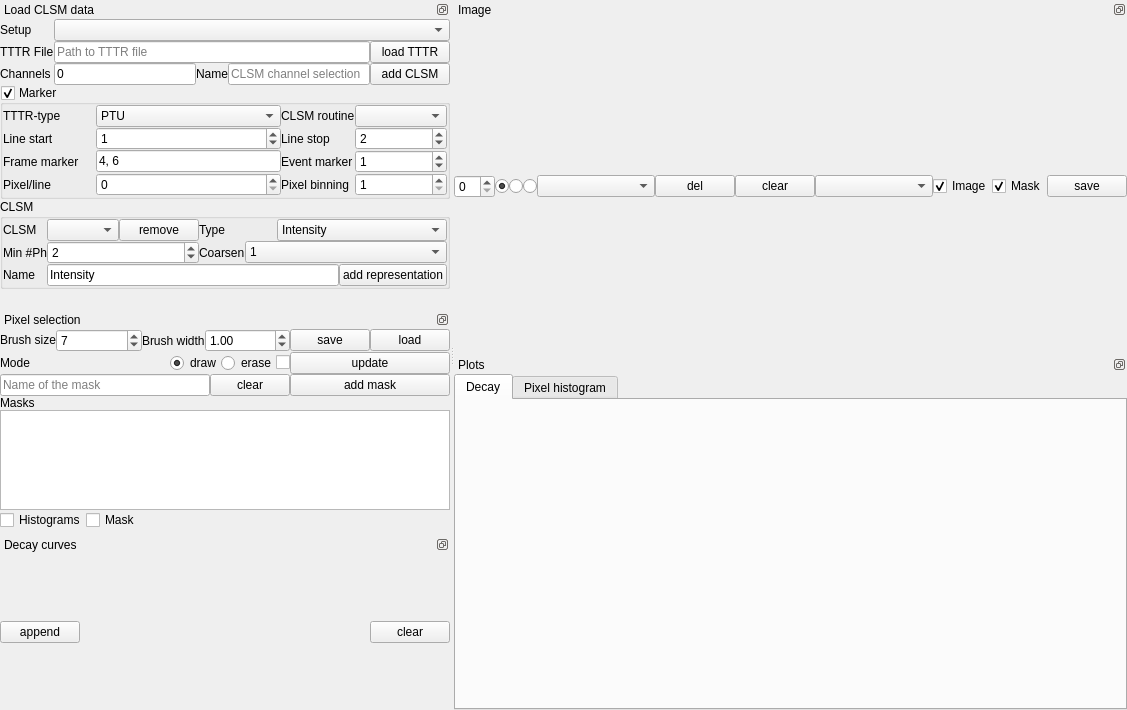
Fluorescence-Tools/chisurf, file chisurf/tools/tttr/clsm_pixel_select.ui: the form before one commit.
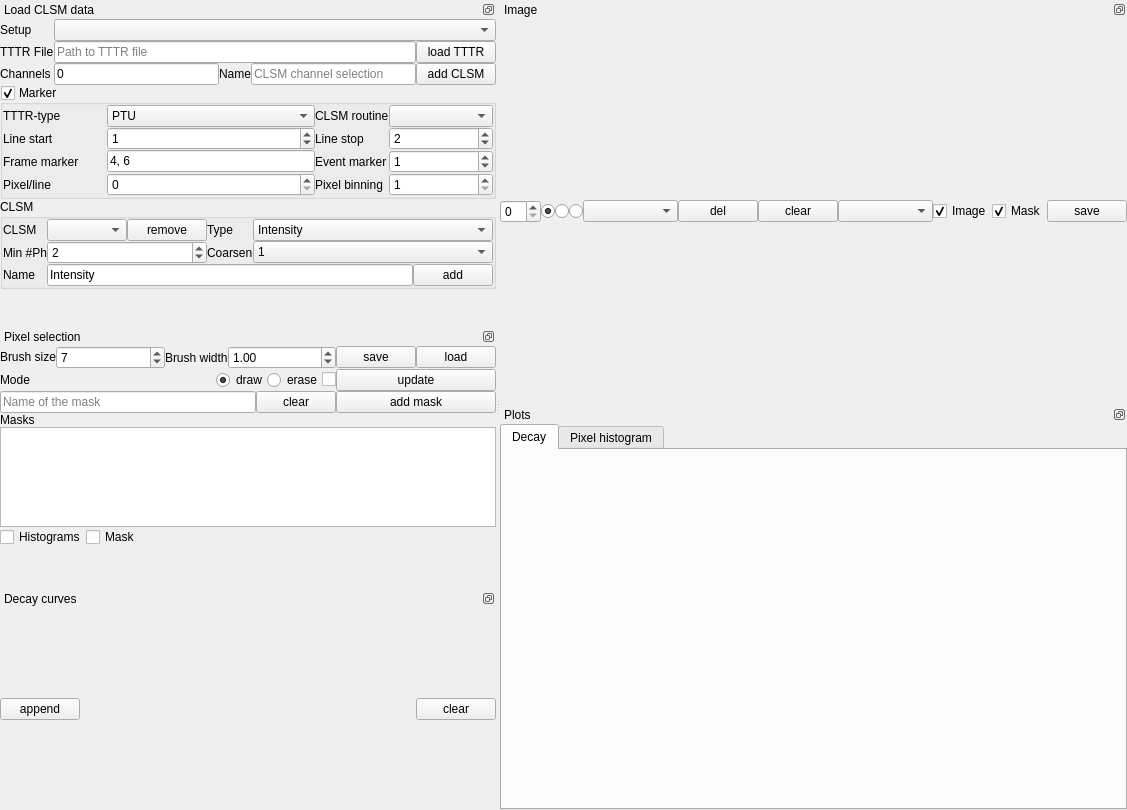
The form after the commit.

What changed in the file:
```diff
--- a/chisurf/tools/tttr/clsm_pixel_select.ui
+++ b/chisurf/tools/tttr/clsm_pixel_select.ui
@@ -7,7 +7,7 @@
     <x>0</x>
     <y>0</y>
     <width>1127</width>
-    <height>710</height>
+    <height>810</height>
    </rect>
   </property>
   <property name="sizePolicy">
@@ -88,8 +88,8 @@
          </property>
          <property name="minimumSize">
           <size>
-           <width>0</width>
-           <height>0</height>
+           <width>495</width>
+           <height>327</height>
           </size>
          </property>
          <property name="floating">
@@ -579,7 +579,7 @@
               <item row="0" column="3">
                <widget class="QLabel" name="label_12">
                 <property name="sizePolicy">
-                 <sizepolicy hsizetype="Minimum" vsizetype="Preferred">
+                 <sizepolicy hsizetype="Fixed" vsizetype="Preferred">
                   <horstretch>0</horstretch>
                   <verstretch>0</verstretch>
                  </sizepolicy>
@@ -599,31 +599,6 @@
                 </property>
                </widget>
               </item>
-              <item row="0" column="5" colspan="2">
-               <widget class="QComboBox" name="comboBox_3">
-                <property name="sizePolicy">
-                 <sizepolicy hsizetype="Fixed" vsizetype="Fixed">
-                  <horstretch>0</horstretch>
-                  <verstretch>0</verstretch>
-                 </sizepolicy>
-                </property>
-                <item>
-                 <property name="text">
-                  <string>Intensity</string>
-                 </property>
-                </item>
-                <item>
-                 <property name="text">
-                  <string>Mean micro time</string>
-                 </property>
-                </item>
-                <item>
-                 <property name="text">
-                  <string>Intensity, Mean micro time</string>
-                 </property>
-                </item>
-               </widget>
-              </item>
               <item row="1" column="3">
                <widget class="QLabel" name="label_18">
                 <property name="sizePolicy">
@@ -697,7 +672,7 @@
                  <string>&lt;html&gt;&lt;head/&gt;&lt;body&gt;&lt;p&gt;Add a representation of the data conatined in the CLSM image.&lt;/p&gt;&lt;/body&gt;&lt;/html&gt;</string>
                 </property>
                 <property name="text">
-                 <string>add representation</string>
+                 <string>add</string>
                 </property>
                </widget>
               </item>
@@ -720,6 +695,31 @@
                 </property>
                </widget>
               </item>
+              <item row="0" column="4" colspan="3">
+               <widget class="QComboBox" name="comboBox_3">
+                <property name="sizePolicy">
+                 <sizepolicy hsizetype="MinimumExpanding" vsizetype="Fixed">
+                  <horstretch>0</horstretch>
+                  <verstretch>0</verstretch>
+                 </sizepolicy>
+                </property>
+                <item>
+                 <property name="text">
+                  <string>Intensity</string>
+                 </property>
+                </item>
+                <item>
+                 <property name="text">
+                  <string>Mean micro time</string>
+                 </property>
+                </item>
+                <item>
+                 <property name="text">
+                  <string>Intensity, Mean micro time</string>
+                 </property>
+                </item>
+               </widget>
+              </item>
              </layout>
             </widget>
            </item>
@@ -750,8 +750,8 @@
          </property>
          <property name="minimumSize">
           <size>
-           <width>0</width>
-           <height>0</height>
+           <width>422</width>
+           <height>262</height>
           </size>
          </property>
          <property name="floating">
@@ -1113,8 +1113,8 @@
          </property>
          <property name="minimumSize">
           <size>
-           <width>0</width>
-           <height>100</height>
+           <width>136</width>
+           <height>200</height>
           </size>
          </property>
          <property name="features">
@@ -1220,7 +1220,7 @@
          <property name="minimumSize">
           <size>
            <width>625</width>
-           <height>70</height>
+           <height>300</height>
           </size>
          </property>
          <property name="features">
```
Left out of the diff: 3 changed lines with no effect on the pictures.
